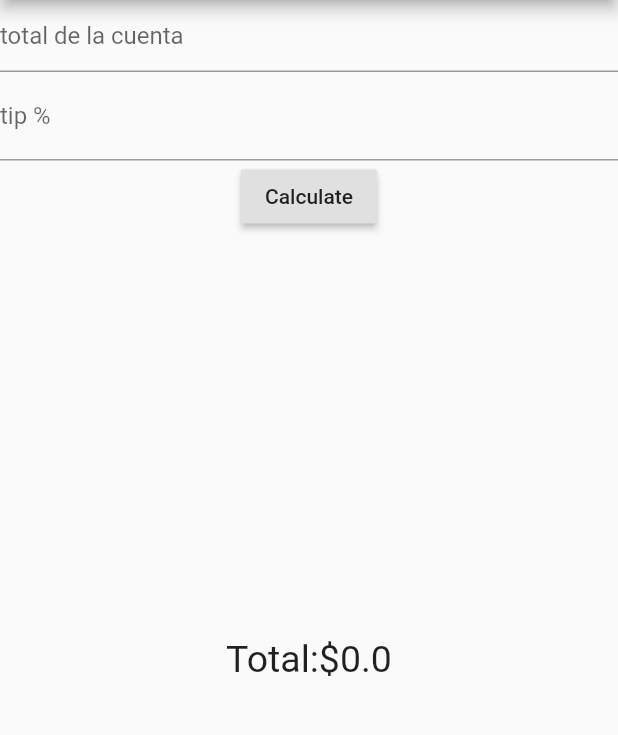
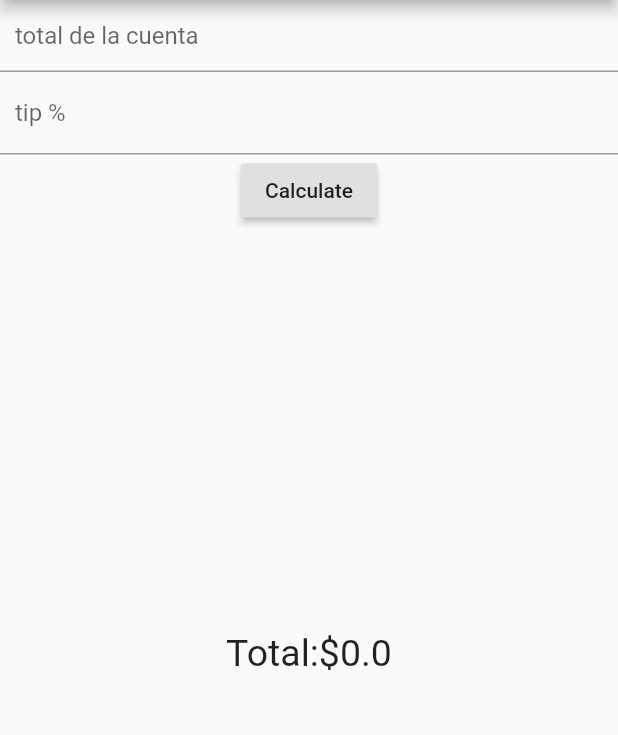
Before and after one commit to eddieware/tipcalculator1, a Flutter app: the screen it shows after launch, on a phone screen of 412 x 824 dp, the part 84-819 px from its top. Run offline on Flutter 3.47's test engine with Material 2 defaults, Android fonts, the phone set to English and light mode, and no system bars.

Commit message:
update padding

```diff
--- a/lib/main.dart
+++ b/lib/main.dart
@@ -71,7 +71,8 @@ class _MyAppState extends State<MyApp> {
   Widget _crearCuenta(){
 
     return TextField(
-      decoration: InputDecoration(hintText:"total de la cuenta" ),
+
+      decoration: InputDecoration(hintText:"total de la cuenta" ,contentPadding: EdgeInsets.all(10)),
       keyboardType: TextInputType.number,
       onChanged: (String value){
         try{
@@ -88,7 +89,7 @@ class _MyAppState extends State<MyApp> {
 
 Widget _crearPorcentaje(){
   return TextField(
-      decoration: InputDecoration(labelText: "tip %", hintText:"15" ),
+      decoration: InputDecoration(labelText: "tip %", hintText:"15",contentPadding: EdgeInsets.all(10)),
       keyboardType: TextInputType.number,
       onChanged: (String value){
         try{
```
